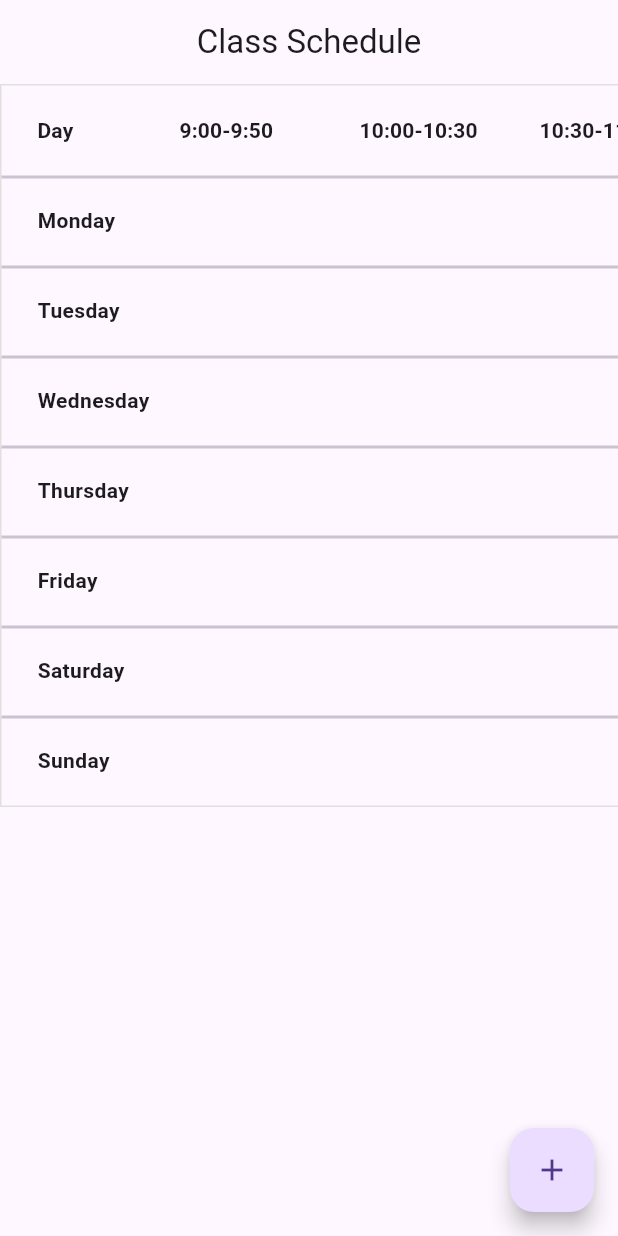
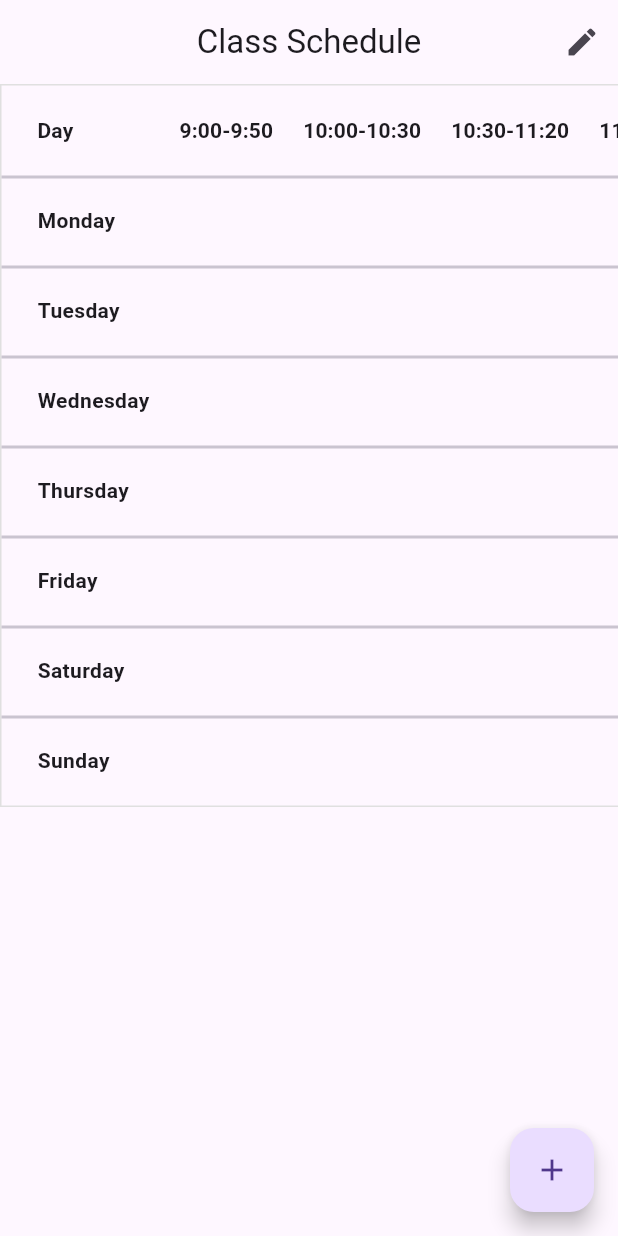
Before and after one commit to R4f4y04/schedule, a Flutter app: the screen it shows after launch, on a phone screen of 412 x 824 dp. Run offline on Flutter 3.47's test engine with Material 3 defaults, Android fonts, the phone set to English and light mode, and no system bars.

Commit message:
added edit template option

```diff
--- a/lib/Home.dart
+++ b/lib/Home.dart
@@ -20,6 +20,9 @@ class _HomeState extends State<Home> {
     '4:30-5:30',
     '5:30-6:30'
   ];
+  bool isTemplateMode = false;
+  Map<String, Map<String, String>> templateData = {};
+  Map<String, Map<String, String>> regularData = {};
 
   void addTimeSlot() {
     setState(() {
@@ -35,28 +38,20 @@ class _HomeState extends State<Home> {
   Widget build(BuildContext context) {
     return Scaffold(
       appBar: AppBar(
-        title: const Text('Class Schedule'),
+        title: Text(isTemplateMode ? 'Edit Template' : 'Class Schedule'),
         centerTitle: true,
+        actions: [
+          IconButton(
+            icon: Icon(isTemplateMode ? Icons.save : Icons.edit),
+            onPressed: () {
+              setState(() {
+                isTemplateMode = !isTemplateMode;
+              });
+            },
           ),
-      body: SafeArea(
-        child: TimeTable(timeSlots: timeSlots),
+        ],
       ),
-      floatingActionButton: FloatingActionButton(
-        onPressed: addTimeSlot,
-        child: const Icon(Icons.add),
-      ),
-    );
-  }
-}
-
-class TimeTable extends StatelessWidget {
-  final List<String> timeSlots;
-
-  const TimeTable({super.key, required this.timeSlots});
-
-  @override
-  Widget build(BuildContext context) {
-    return SingleChildScrollView(
+      body: SingleChildScrollView(
         scrollDirection: Axis.horizontal,
         child: SingleChildScrollView(
           scrollDirection: Axis.vertical,
@@ -70,12 +65,14 @@ class TimeTable extends StatelessWidget {
             dataRowHeight: 60,
             columns: [
               const DataColumn(
-              label: Text('Day', style: TextStyle(fontWeight: FontWeight.bold)),
+                label:
+                    Text('Day', style: TextStyle(fontWeight: FontWeight.bold)),
               ),
               ...timeSlots
                   .map((slot) => DataColumn(
                         label: Text(slot,
-                          style: const TextStyle(fontWeight: FontWeight.bold)),
+                            style:
+                                const TextStyle(fontWeight: FontWeight.bold)),
                       ))
                   .toList(),
             ],
@@ -90,7 +87,49 @@ class TimeTable extends StatelessWidget {
             ],
           ),
         ),
+      ),
+      floatingActionButton: FloatingActionButton(
+        onPressed: addTimeSlot,
+        child: const Icon(Icons.add),
+      ),
     );
+  }
+
+  DataCell _buildCell(String day, String slot) {
+    String? templateValue = templateData[day]?[slot];
+    String? regularValue = regularData[day]?[slot];
+
+    if (isTemplateMode) {
+      return DataCell(
+        TextField(
+          decoration: const InputDecoration(border: InputBorder.none),
+          controller: TextEditingController(text: templateValue),
+          onChanged: (value) {
+            setState(() {
+              templateData[day] ??= {};
+              templateData[day]![slot] = value;
+            });
+          },
+        ),
+      );
+    } else {
+      if (templateValue != null) {
+        return DataCell(Text(templateValue));
+      } else {
+        return DataCell(
+          TextField(
+            decoration: const InputDecoration(border: InputBorder.none),
+            controller: TextEditingController(text: regularValue),
+            onChanged: (value) {
+              setState(() {
+                regularData[day] ??= {};
+                regularData[day]![slot] = value;
+              });
+            },
+          ),
+        );
+      }
+    }
   }
 
   DataRow _buildDataRow(String day) {
@@ -98,14 +137,7 @@ class TimeTable extends StatelessWidget {
       cells: [
         DataCell(
             Text(day, style: const TextStyle(fontWeight: FontWeight.bold))),
-        ...timeSlots
-            .map((slot) => const DataCell(
-                  SizedBox(
-                    width: 100,
-                    child: Text(''),
-                  ),
-                ))
-            .toList(),
+        ...timeSlots.map((slot) => _buildCell(day, slot)).toList(),
       ],
     );
   }
```
Lines whose indentation alone changed are shown as unchanged.
